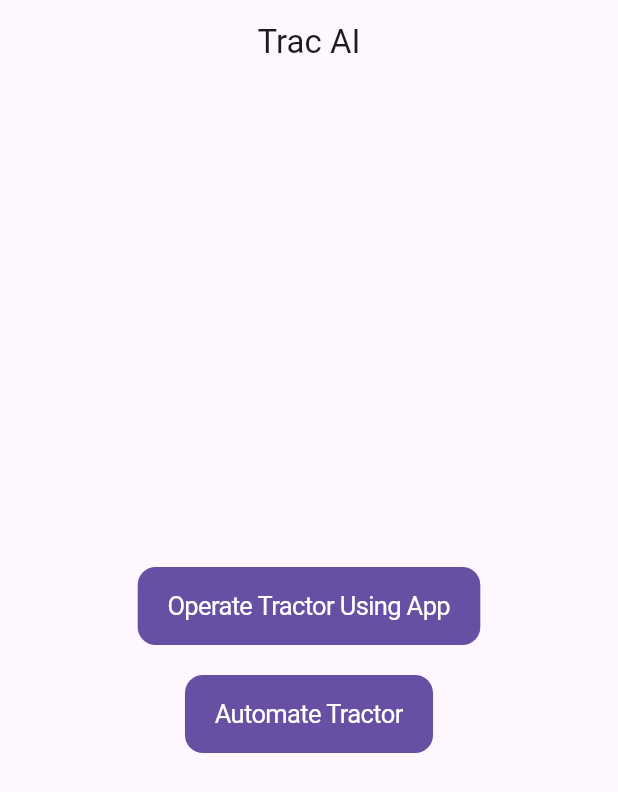
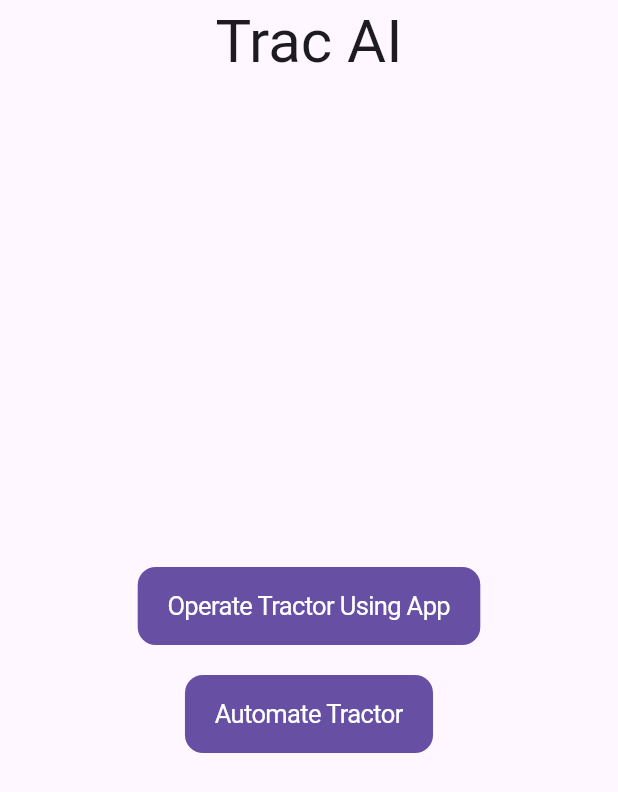
Before and after one commit to amarjeetpatidar007/trac_ai, a Flutter app: the screen it shows after launch, on a phone screen of 412 x 824 dp. Shown: the top 792 px of the screen. Run offline on Flutter 3.47's test engine with Material 2 defaults, Android fonts, the phone set to English and light mode, and no system bars; our stand-ins replace get; missing offline and left inert: flutter_mjpeg.

Commit message:
final commit

```diff
--- a/lib/model/api_service.dart
+++ b/lib/model/api_service.dart
@@ -3,10 +3,10 @@ import 'dart:math';
 import 'package:flutter/material.dart';
 import 'package:http/http.dart' as http;
 
-const String streamUrl = "http://192.168.137.58:81/stream";
+const String streamUrl = "http://192.168.137.104:81/stream";
 
 class APIService {
-  static const url = "http://192.168.137.160";
+  static const url = "http://192.168.137.19";
   static const String rightEndPoint = "/right";
   static const leftEndPoint = "/left";
   static const forwardEndPoint = "/forward";
--- a/lib/view/home.dart
+++ b/lib/view/home.dart
@@ -13,7 +13,10 @@ class HomePage extends StatelessWidget {
     return Scaffold(
       appBar: AppBar(
         centerTitle: true,
-        title: const Text("Trac AI"),
+        title: const Text(
+          "Trac AI",
+          style: TextStyle(fontSize: 40),
+        ),
       ),
       body: Center(
         child: Column(
```
Also changed, not shown: lib/view/manual_stream_view.dart (+12 -12 lines).
